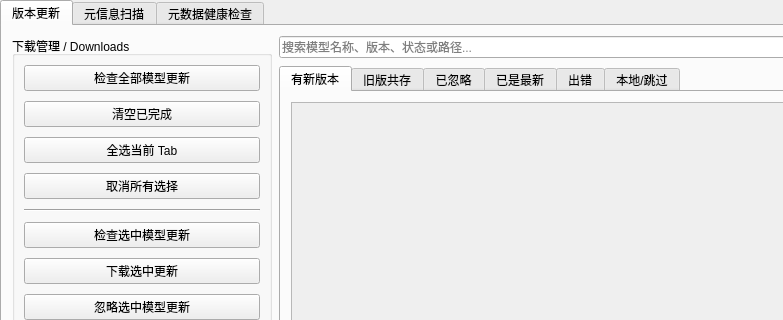
hanbinhsh/SD-LoRA-Manager, file pages/downloadspage.ui: the form before one commit; both pictures show x 0 to 783 and y 0 to 320 of the 1076 by 720 pixel window.
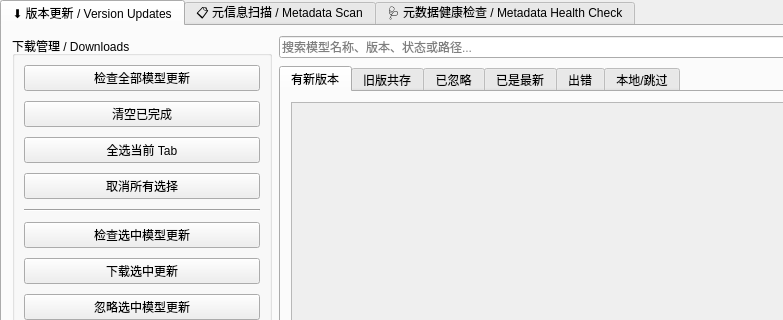
The form after the commit.

The edit to the form file:
```diff
--- a/pages/downloadspage.ui
+++ b/pages/downloadspage.ui
@@ -33,7 +33,7 @@
      </property>
      <widget class="QWidget" name="pageDownloadVersionUpdatesRoot">
       <attribute name="title">
-       <string>版本更新</string>
+       <string>⬇️ 版本更新 / Version Updates</string>
       </attribute>
       <layout class="QHBoxLayout" name="horizontalLayout_DownloadsRoot">
        <property name="spacing">
@@ -661,7 +661,7 @@
      </widget>
      <widget class="QWidget" name="pageMetadataScan">
       <attribute name="title">
-       <string>元信息扫描</string>
+       <string>📋 元信息扫描 / Metadata Scan</string>
       </attribute>
       <layout class="QVBoxLayout" name="verticalLayout_MetadataScan">
        <property name="leftMargin">
@@ -866,7 +866,7 @@
      </widget>
      <widget class="QWidget" name="pageMetadataHealth">
       <attribute name="title">
-       <string>元数据健康检查</string>
+       <string>🩺 元数据健康检查 / Metadata Health Check</string>
       </attribute>
       <layout class="QVBoxLayout" name="verticalLayoutHealth">
        <property name="leftMargin">
```
